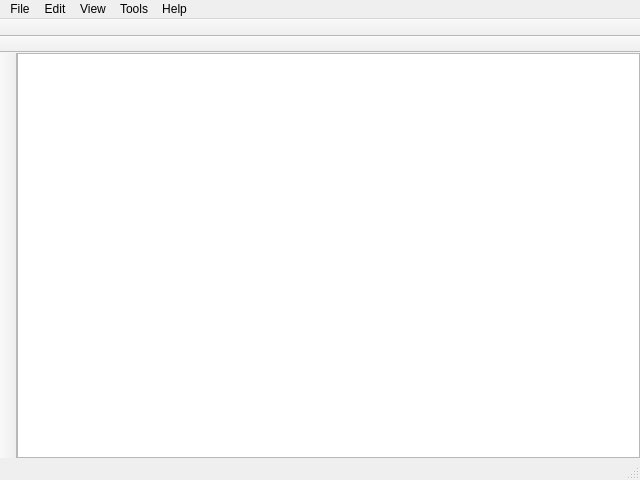
The window that data/mainwindow.ui (ksharindam/chemcanvas) describes before a commit, drawn with Qt 5.
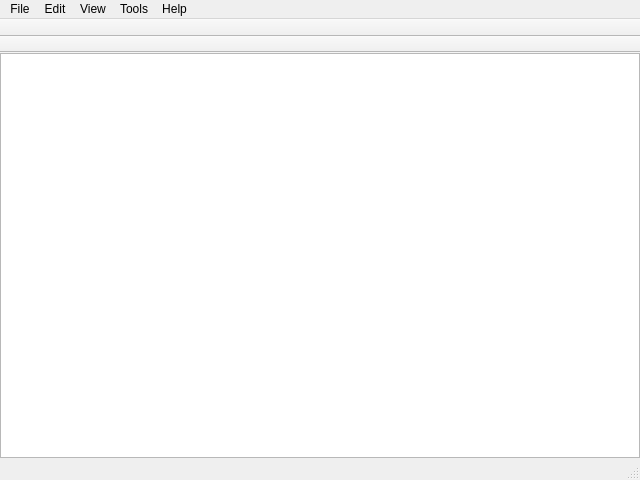
The same window after the commit. Icons and pictures are not drawn.

Commit message: atom and groups are ordered in a Frame instead of left ToolBar

```diff
--- a/data/mainwindow.ui
+++ b/data/mainwindow.ui
@@ -14,14 +14,14 @@
    <string>ChemCanvas</string>
   </property>
   <widget class="QWidget" name="centralwidget">
-   <layout class="QGridLayout" name="gridLayout" columnstretch="0,0">
+   <layout class="QGridLayout" name="gridLayout" columnstretch="0,0,0">
     <property name="margin">
      <number>0</number>
     </property>
     <property name="spacing">
      <number>0</number>
     </property>
-    <item row="1" column="0">
+    <item row="1" column="1">
      <widget class="QGraphicsView" name="graphicsView">
       <property name="alignment">
        <set>Qt::AlignLeading|Qt::AlignLeft|Qt::AlignTop</set>
@@ -119,20 +119,6 @@
     <bool>true</bool>
    </attribute>
   </widget>
-  <widget class="QToolBar" name="leftToolBar">
-   <property name="windowTitle">
-    <string>toolBar_2</string>
-   </property>
-   <property name="movable">
-    <bool>false</bool>
-   </property>
-   <attribute name="toolBarArea">
-    <enum>LeftToolBarArea</enum>
-   </attribute>
-   <attribute name="toolBarBreak">
-    <bool>false</bool>
-   </attribute>
-  </widget>
   <action name="actionOpen">
    <property name="icon">
     <iconset resource="resources.qrc">
```
Left out of the diff: 12 changed lines with no effect on the pictures. The commit also changes 6 other files.
